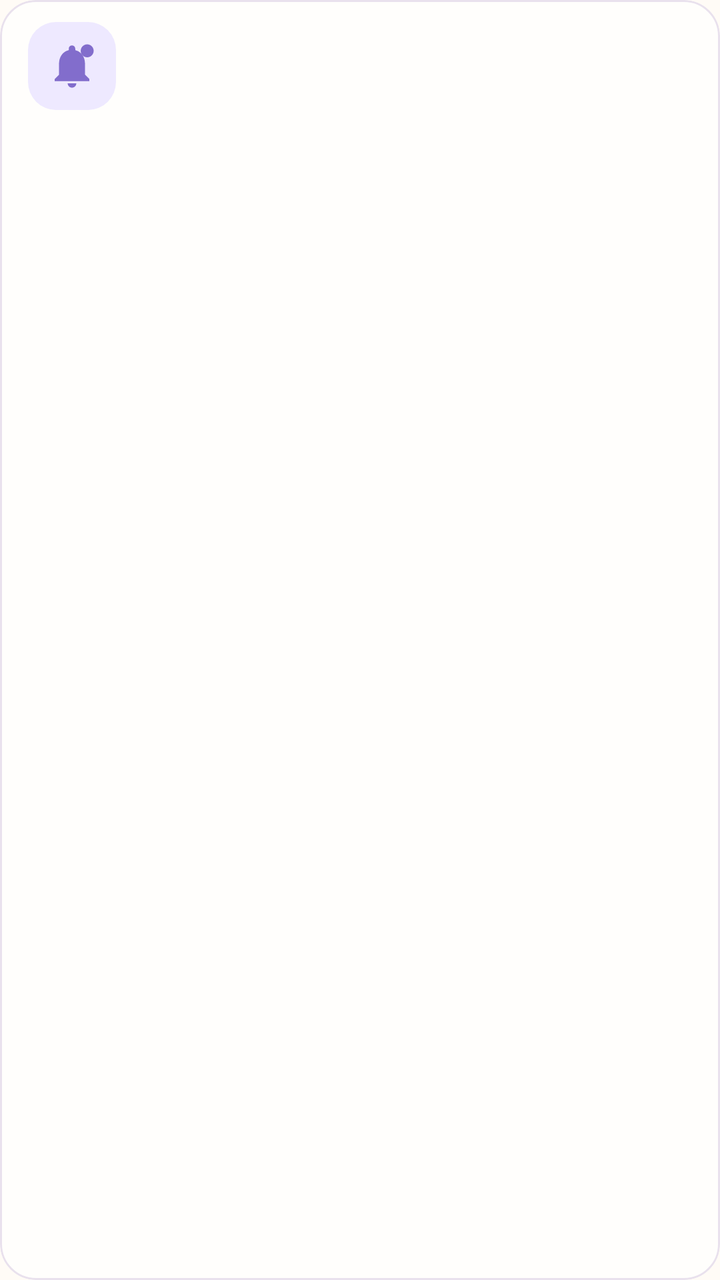
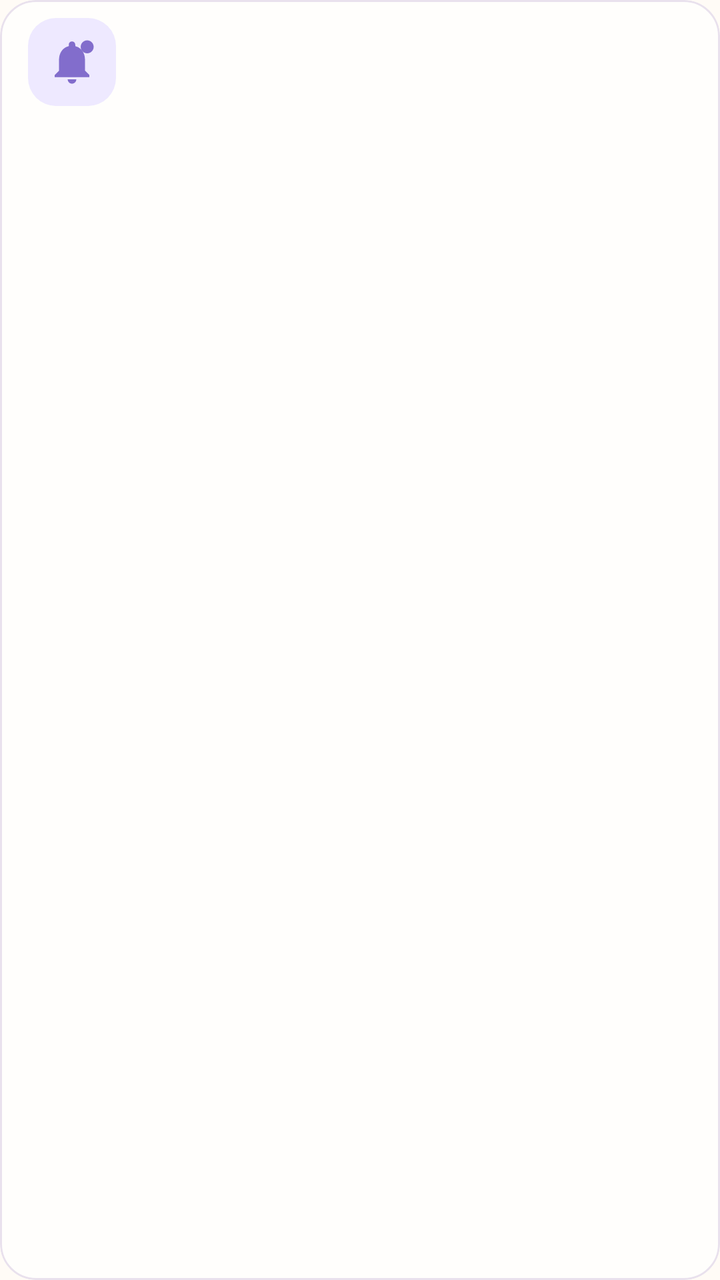

Compare the two renders of this Android layout. The source of the first and the diff that turns it into the second are given below.
<!-- AndroidManifest.xml: application theme Theme.KidCare -->
<!-- res/layout/item_alert.xml -->
<?xml version="1.0" encoding="utf-8"?>
<com.google.android.material.card.MaterialCardView
    xmlns:android="http://schemas.android.com/apk/res/android"
    xmlns:app="http://schemas.android.com/apk/res-auto"
    android:layout_width="match_parent"
    android:layout_height="wrap_content"
    android:layout_marginHorizontal="@dimen/edge"
    android:layout_marginVertical="@dimen/card_gap">

    <LinearLayout
        android:layout_width="match_parent"
        android:layout_height="wrap_content"
        android:minHeight="48dp"
        android:gravity="center_vertical"
        android:orientation="horizontal"
        android:paddingHorizontal="@dimen/card_pad"
        android:paddingVertical="11dp">

        <ImageView
            android:id="@+id/event_icon"
            android:layout_width="@dimen/sticker"
            android:layout_height="@dimen/sticker"
            android:background="@drawable/bg_icon_soft"
            android:importantForAccessibility="no"
            android:padding="9dp"
            android:src="@drawable/ic_tab_alert"
            app:tint="@color/sky" />

        <LinearLayout
            android:layout_width="0dp"
            android:layout_height="wrap_content"
            android:layout_marginStart="12dp"
            android:layout_weight="1"
            android:orientation="vertical">

            <TextView
                android:id="@+id/title_text"
                android:layout_width="match_parent"
                android:layout_height="wrap_content"
                android:textAppearance="?attr/textAppearanceTitleMedium" />

        
            <TextView
                android:id="@+id/detail_text"
                android:layout_width="match_parent"
                android:layout_height="wrap_content"
                android:layout_marginTop="2dp"
                android:textAppearance="?attr/textAppearanceBodySmall"
                android:textColor="?attr/colorOnSurfaceVariant"
                android:visibility="gone" />
        </LinearLayout>
    </LinearLayout>
</com.google.android.material.card.MaterialCardView>
<!-- resources referenced by this layout -->
<resources>
  <color name="sky">#826DCC</color>
  <dimen name="card_gap">5dp</dimen>
  <dimen name="card_pad">14dp</dimen>
  <dimen name="edge">20dp</dimen>
  <dimen name="sticker">44dp</dimen>
  <color name="sky_soft">#EEE9FF</color>
  <color name="on_accent">#FFFFFF</color>
  <color name="ink">#342D3F</color>
  <color name="apricot">#F2A05F</color>
  <color name="apricot_soft">#FFF0E2</color>
  <color name="on_apricot_soft">#5A3216</color>
  <color name="grass">#7E9D68</color>
  <color name="grass_soft">#EDF4E7</color>
  <color name="berry_ink">#B64C66</color>
  <color name="paper_card">#FFFEFC</color>
  <color name="berry_soft">#FDE8F2</color>
  <color name="on_berry_soft">#5B213C</color>
  <color name="paper">#FFFBF6</color>
  <color name="paper_fold">#F5F0FF</color>
  <color name="ink_soft">#776E84</color>
  <color name="line">#A398AE</color>
  <color name="line_soft">#E9E1ED</color>
  <style parent="" name="ShapeAppearance.KidCare.ExtraSmall">
          <item name="cornerFamily">rounded</item>
          <item name="cornerSize">6dp</item>
      </style>
  <style parent="" name="ShapeAppearance.KidCare.Small">
          <item name="cornerFamily">rounded</item>
          <item name="cornerSize">12dp</item>
      </style>
  <style parent="" name="ShapeAppearance.KidCare.Medium">
          <item name="cornerFamily">rounded</item>
          <item name="cornerSize">18dp</item>
      </style>
  <style parent="" name="ShapeAppearance.KidCare.Large">
          <item name="cornerFamily">rounded</item>
          <item name="cornerSize">24dp</item>
      </style>
  <style parent="" name="ShapeAppearance.KidCare.ExtraLarge">
          <item name="cornerFamily">rounded</item>
          <item name="cornerSize">28dp</item>
      </style>
  <style name="TextAppearance.KidCare.TitleLarge" parent="TextAppearance.Material3.TitleLarge">
          <item name="android:textSize">21sp</item><item name="android:fontFamily">sans-serif-medium</item><item name="lineHeight">28sp</item>
      </style>
  <style name="TextAppearance.KidCare.TitleMedium" parent="TextAppearance.Material3.TitleMedium">
          <item name="android:textSize">18sp</item><item name="android:fontFamily">sans-serif-medium</item><item name="lineHeight">26sp</item>
      </style>
  <style name="TextAppearance.KidCare.TitleSmall" parent="TextAppearance.Material3.TitleSmall">
          <item name="android:textSize">16sp</item><item name="android:fontFamily">sans-serif-medium</item><item name="lineHeight">23sp</item>
      </style>
  <style name="TextAppearance.KidCare.BodyLarge" parent="TextAppearance.Material3.BodyLarge">
          <item name="android:textSize">17sp</item><item name="lineHeight">26sp</item>
      </style>
  <style name="TextAppearance.KidCare.BodyMedium" parent="TextAppearance.Material3.BodyMedium">
          <item name="android:textSize">15sp</item><item name="lineHeight">23sp</item>
      </style>
  <style name="TextAppearance.KidCare.BodySmall" parent="TextAppearance.Material3.BodySmall">
          <item name="android:textSize">13sp</item><item name="lineHeight">19sp</item>
      </style>
  <style name="TextAppearance.KidCare.LabelLarge" parent="TextAppearance.Material3.LabelLarge">
          <item name="android:textSize">15sp</item><item name="android:fontFamily">sans-serif-medium</item><item name="lineHeight">21sp</item>
      </style>
  <style name="TextAppearance.KidCare.LabelMedium" parent="TextAppearance.Material3.LabelMedium">
          <item name="android:textSize">13sp</item><item name="android:fontFamily">sans-serif-medium</item><item name="lineHeight">18sp</item>
      </style>
  <style name="TextAppearance.KidCare.LabelSmall" parent="TextAppearance.Material3.LabelSmall">
          <item name="android:textSize">12sp</item><item name="android:fontFamily">sans-serif-medium</item><item name="lineHeight">16sp</item>
      </style>
  <style parent="" name="ShapeAppearance.KidCare.Pill">
          <item name="cornerFamily">rounded</item>
          <item name="cornerSize">50%</item>
      </style>
  <!-- unchanged entries left out for length: 15 -->
</resources>

<!-- the commit's change to res/layout/item_alert.xml (unified diff, before → after) -->
@@ -14,7 +14,7 @@
         android:gravity="center_vertical"
         android:orientation="horizontal"
         android:paddingHorizontal="@dimen/card_pad"
-        android:paddingVertical="11dp">
+        android:paddingVertical="9dp">
 
         <ImageView
             android:id="@+id/event_icon"
